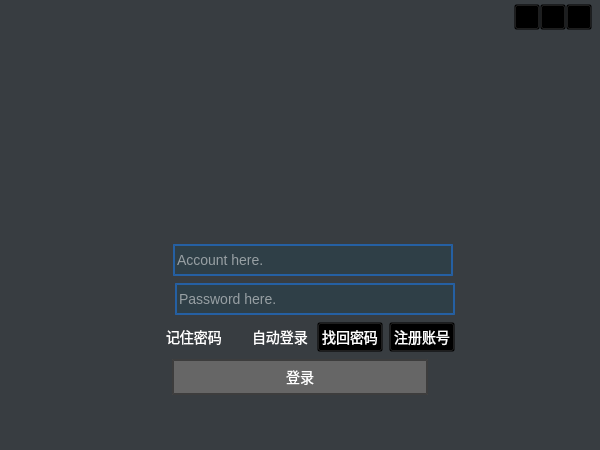
Qt form src/app/LiveLoginDialog.ui (ohto-ai/PostLive) before a commit.
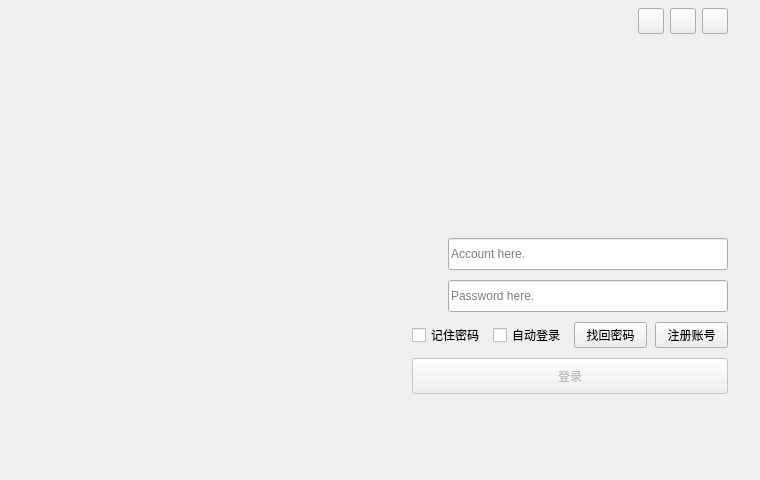
The same form after that commit. Icons and pictures are not drawn. Custom widgets are drawn as their Qt base class.

Commit message: feat: adopt PostLive.Re theme, login redesign and splash screen

Patch:
```diff
--- a/src/app/LiveLoginDialog.ui
+++ b/src/app/LiveLoginDialog.ui
@@ -6,20 +6,20 @@
    <rect>
     <x>0</x>
     <y>0</y>
-    <width>600</width>
-    <height>450</height>
+    <width>760</width>
+    <height>480</height>
    </rect>
   </property>
   <property name="minimumSize">
    <size>
-    <width>600</width>
-    <height>450</height>
+    <width>760</width>
+    <height>480</height>
    </size>
   </property>
   <property name="maximumSize">
    <size>
-    <width>600</width>
-    <height>450</height>
+    <width>760</width>
+    <height>480</height>
    </size>
   </property>
   <property name="focusPolicy">
@@ -35,172 +35,22 @@
    <iconset resource="LiveLoginDialog.qrc">
     <normaloff>:/LiveLoginDialog/res/live.ico</normaloff>:/LiveLoginDialog/res/live.ico</iconset>
   </property>
-  <widget class="QWidget" name="centralWidget" native="true">
-   <property name="geometry">
-    <rect>
-     <x>0</x>
-     <y>0</y>
-     <width>600</width>
-     <height>450</height>
-    </rect>
-   </property>
-   <property name="minimumSize">
-    <size>
-     <width>600</width>
-     <height>450</height>
-    </size>
-   </property>
-   <property name="maximumSize">
-    <size>
-     <width>600</width>
-     <height>450</height>
-    </size>
-   </property>
-   <property name="focusPolicy">
-    <enum>Qt::ClickFocus</enum>
-   </property>
    <property name="styleSheet">
-    <string notr="true">/* font */
-*
-{
-	font-family: &quot;Arial&quot;, &quot;Segoe UI&quot;, &quot;黑体&quot;, &quot;等线&quot;;
-	font-size: 14px;
-	font-weight: 400;
-	line-height: 20px;
-}
-/* background */
-QWidget#centralWidget
-{
-	background: rgba(36,41,46,0.9);
-	background-position: top;
-	background-image: url(:/LiveLoginDialog/res/login-background-600x180.png);
-	background-repeat: no-repeat;
-}
-
-QLabel#applicationIconLabel
-{
-	border-image: url(:/LiveLoginDialog/res/pilipili-title-210x50.png);
-}
-/* avatar */
-QLabel#avatarLabel
+   <string notr="true">QLabel#avatarLabel
 {
 	border-image: url(:/LiveLoginDialog/res/avatar-mask.png);
-	border-radius:60px;
-	min-width:  120px;
-    max-width:  120px;
-    min-height: 120px;
-    max-height: 120px;
-    border-width: 0 0 0 0;
+	min-width: 110px;
+	max-width: 110px;
+	min-height: 110px;
+	max-height: 110px;
 }
-
-/* button */
-.QPushButton, .QCheckBox, .QToolButton
+QLabel#loginMessageLabel
 {
-	color: white;
-	background-color: transparent;
-}
-/*RadioButton CheckButton*/
-QRadioButton::indicator::unchecked {
-	image: url(:/LiveLoginDialog/res/radiobutton-unchecked.png);
-}
-QRadioButton::indicator::checked { 
-	image: url(:/LiveLoginDialog/res/radiobutton-checked.png);
-}
-QCheckBox::indicator { 
-	width: 15px;
-	height: 30px;
-}
-QCheckBox::indicator::unchecked {	
-	image: url(:/LiveLoginDialog/res/checkbox_unchecked.png);
-}
-QCheckBox::indicator::checked { 
-	image: url(:/LiveLoginDialog/res/checkbox_checked.png);
-}
-
-.QCheckBox::indicator { 
-	width: 15px;
-	height: 15px;
-}
-.QCheckBox::indicator::unchecked {	
-	image: url(:/LiveLoginDialog/res/radiobutton-unchecked.png);
-}
-.QCheckBox::indicator::checked { 
-	image: url(:/LiveLoginDialog/res/radiobutton-checked.png);
-}
-.QPushButton:hover, .QCheckBox:hover
-{
-	color: yellow;
-}
-.QPushButton:pressed, .QCheckBox:pressed
-{
-	color: #FFCC66;
-}
-.QPushButton:focus, .QCheckBox:focus
-{
-	outline: none
-}
-/* login button */
-QPushButton#loginPushButton {
-  background: #0078d7;
-  border: 2px solid rgba(0,0,0,0.4)
-}
-QPushButton#loginPushButton:hover {
-  background: #1CA8FA;
-}
-QPushButton#loginPushButton:pressed {
-  background: #2A67FF;
-}
-QPushButton#loginPushButton:disabled {
-  background: #666;
-}
-/* account password */
-QLineEdit#passwordLineEdit, QLineEdit#accountLineEdit
-{
-	border: 2px solid rgba(27,128,255,0.5);
-	background: rgba(45,64,72,0.8);
-	color: white;
-    selection-background-color:green;
-}
-QLineEdit#passwordLineEdit:focus, QLineEdit#accountLineEdit:focus
-{
-	background: rgba(80,100,110,0.8);
-}
-/* tooltip */
-QToolTip
-{
-	color: yellow;
-	border: 2px solid #333;
-	background-color: black;
+	color: #FF7070;
+	background: transparent;
 }</string>
    </property>
-   <layout class="QVBoxLayout" name="centralLayout">
-    <property name="spacing">
-     <number>0</number>
-    </property>
-    <property name="leftMargin">
-     <number>1</number>
-    </property>
-    <property name="topMargin">
-     <number>1</number>
-    </property>
-    <property name="rightMargin">
-     <number>1</number>
-    </property>
-    <item>
-     <widget class="QWidget" name="titlebarWidget" native="true">
-      <property name="minimumSize">
-       <size>
-        <width>600</width>
-        <height>50</height>
-       </size>
-      </property>
-      <property name="maximumSize">
-       <size>
-        <width>600</width>
-        <height>50</height>
-       </size>
-      </property>
-      <layout class="QHBoxLayout" name="horizontalLayout">
+  <layout class="QHBoxLayout" name="centralLayout">
        <property name="spacing">
         <number>0</number>
        </property>
@@ -217,24 +67,50 @@
         <number>0</number>
        </property>
        <item>
-        <widget class="QLabel" name="applicationIconLabel">
+    <widget class="ImageLabel" name="gallery">
          <property name="minimumSize">
           <size>
-           <width>210</width>
-           <height>50</height>
+       <width>380</width>
+       <height>480</height>
           </size>
          </property>
          <property name="maximumSize">
           <size>
-           <width>210</width>
-           <height>50</height>
-          </size>
-         </property>
+       <width>380</width>
+       <height>480</height>
+      </size>
+     </property>
+     <property name="pixmap">
+      <pixmap resource="LiveLoginDialog.qrc">:/LiveLoginDialog/res/genshin.jpg</pixmap>
+     </property>
          <property name="scaledContents">
           <bool>false</bool>
          </property>
         </widget>
        </item>
+   <item>
+    <widget class="QWidget" name="form" native="true">
+     <layout class="QVBoxLayout" name="formLayout">
+      <property name="spacing">
+       <number>10</number>
+      </property>
+      <property name="leftMargin">
+       <number>32</number>
+      </property>
+      <property name="topMargin">
+       <number>8</number>
+      </property>
+      <property name="rightMargin">
+       <number>32</number>
+      </property>
+      <property name="bottomMargin">
+       <number>20</number>
+      </property>
+      <item>
+       <layout class="QHBoxLayout" name="titlebarLayout">
+        <property name="spacing">
+         <number>6</number>
+        </property>
        <item>
         <spacer name="titlebarHorizontalSpacer">
          <property name="orientation">
@@ -242,72 +118,12 @@
          </property>
          <property name="sizeHint" stdset="0">
           <size>
-           <width>303</width>
-           <height>17</height>
+            <width>40</width>
+            <height>20</height>
           </size>
          </property>
         </spacer>
        </item>
-       <item>
-        <widget class="QWidget" name="titleMenuVerticalLayoutWidget" native="true">
-         <property name="minimumSize">
-          <size>
-           <width>0</width>
-           <height>50</height>
-          </size>
-         </property>
-         <property name="maximumSize">
-          <size>
-           <width>16777215</width>
-           <height>50</height>
-          </size>
-         </property>
-         <layout class="QVBoxLayout" name="titleMenuVerticalLayout">
-          <property name="spacing">
-           <number>0</number>
-          </property>
-          <property name="leftMargin">
-           <number>0</number>
-          </property>
-          <property name="topMargin">
-           <number>0</number>
-          </property>
-          <property name="rightMargin">
-           <number>7</number>
-          </property>
-          <property name="bottomMargin">
-           <number>0</number>
-          </property>
-          <item>
-           <widget class="QWidget" name="titleMenuWidget" native="true">
-            <property name="minimumSize">
-             <size>
-              <width>80</width>
-              <height>32</height>
-             </size>
-            </property>
-            <property name="maximumSize">
-             <size>
-              <width>80</width>
-              <height>32</height>
-             </size>
-            </property>
-            <layout class="QHBoxLayout" name="titleMenuHorizontalLayout">
-             <property name="spacing">
-              <number>0</number>
-             </property>
-             <property name="leftMargin">
-              <number>0</number>
-             </property>
-             <property name="topMargin">
-              <number>0</number>
-             </property>
-             <property name="rightMargin">
-              <number>0</number>
-             </property>
-             <property name="bottomMargin">
-              <number>0</number>
-             </property>
              <item>
               <widget class="QToolButton" name="settingToolButton">
                <property name="minimumSize">
@@ -402,72 +218,31 @@
               </widget>
              </item>
             </layout>
-           </widget>
           </item>
           <item>
-           <spacer name="verticalSpacer">
-            <property name="orientation">
-             <enum>Qt::Vertical</enum>
-            </property>
-            <property name="sizeHint" stdset="0">
+       <widget class="ImageLabel" name="appLogo">
+        <property name="minimumSize">
              <size>
-              <width>20</width>
-              <height>40</height>
-             </size>
-            </property>
-           </spacer>
-          </item>
-         </layout>
-        </widget>
-       </item>
-      </layout>
-     </widget>
-    </item>
-    <item>
-     <spacer name="mainVerticalSpacer">
-      <property name="orientation">
-       <enum>Qt::Vertical</enum>
-      </property>
-      <property name="sizeType">
-       <enum>QSizePolicy::Fixed</enum>
-      </property>
-      <property name="sizeHint" stdset="0">
+          <width>0</width>
+          <height>64</height>
+         </size>
+        </property>
+        <property name="maximumSize">
        <size>
-        <width>6</width>
-        <height>66</height>
-       </size>
-      </property>
-     </spacer>
-    </item>
-    <item>
-     <layout class="QHBoxLayout" name="avatarBox">
-      <item>
-       <spacer name="avatarLeftHorizontalSpacer">
-        <property name="orientation">
-         <enum>Qt::Horizontal</enum>
+          <width>160</width>
+          <height>80</height>
+         </size>
+        </property>
+        <property name="pixmap">
+         <pixmap resource="LiveLoginDialog.qrc">:/LiveLoginDialog/res/LIVE.png</pixmap>
         </property>
-        <property name="sizeHint" stdset="0">
-         <size>
-          <width>40</width>
-          <height>20</height>
-         </size>
+        <property name="margin">
+         <number>4</number>
         </property>
-       </spacer>
+       </widget>
       </item>
       <item>
        <widget class="QLabel" name="avatarLabel">
-        <property name="minimumSize">
-         <size>
-          <width>120</width>
-          <height>120</height>
-         </size>
-        </property>
-        <property name="maximumSize">
-         <size>
-          <width>120</width>
-          <height>120</height>
-         </size>
-        </property>
         <property name="text">
          <string/>
         </property>
@@ -477,82 +252,22 @@
        </widget>
       </item>
       <item>
-       <spacer name="avatarRightHorizontalSpacer">
-        <property name="orientation">
-         <enum>Qt::Horizontal</enum>
-        </property>
-        <property name="sizeHint" stdset="0">
-         <size>
-          <width>40</width>
-          <height>20</height>
-         </size>
-        </property>
-       </spacer>
-      </item>
-     </layout>
-    </item>
-    <item>
-     <layout class="QHBoxLayout" name="formHorizontalLayout">
-      <item>
-       <spacer name="formLeftHorizontalSpacer">
-        <property name="orientation">
-         <enum>Qt::Horizontal</enum>
-        </property>
-        <property name="sizeHint" stdset="0">
-         <size>
-          <width>40</width>
-          <height>20</height>
-         </size>
-        </property>
-       </spacer>
-      </item>
-      <item>
-       <widget class="QWidget" name="formContextWidget" native="true">
-        <property name="minimumSize">
-         <size>
-          <width>0</width>
-          <height>122</height>
-         </size>
-        </property>
-        <property name="maximumSize">
-         <size>
-          <width>340</width>
-          <height>122</height>
-         </size>
-        </property>
-        <layout class="QVBoxLayout" name="verticalLayout">
+       <layout class="QHBoxLayout" name="accountLayout">
          <property name="spacing">
-          <number>0</number>
-         </property>
-         <property name="leftMargin">
-          <number>0</number>
-         </property>
-         <property name="topMargin">
-          <number>0</number>
-         </property>
-         <property name="rightMargin">
-          <number>0</number>
-         </property>
-         <property name="bottomMargin">
-          <number>0</number>
-         </property>
+         <number>10</number>
+        </property>
          <item>
-          <layout class="QHBoxLayout" name="accountHorizontalLayout">
-           <property name="spacing">
-            <number>0</number>
-           </property>
-           <item>
-            <widget class="QLabel" name="accountLabel">
+         <widget class="QLabel" name="accountIconLabel">
              <property name="minimumSize">
               <size>
-               <width>24</width>
-               <height>24</height>
+            <width>26</width>
+            <height>26</height>
               </size>
              </property>
              <property name="maximumSize">
               <size>
-               <width>24</width>
-               <height>24</height>
+            <width>26</width>
+            <height>26</height>
               </size>
              </property>
              <property name="text">
@@ -570,13 +285,13 @@
             <widget class="QLineEdit" name="accountLineEdit">
              <property name="minimumSize">
               <size>
-               <width>280</width>
+            <width>0</width>
                <height>32</height>
               </size>
              </property>
              <property name="maximumSize">
               <size>
-               <width>280</width>
+            <width>16777215</width>
                <height>32</height>
               </size>
              </property>
@@ -586,27 +301,27 @@
              <property name="placeholderText">
               <string>Account here.</string>
              </property>
-             <property name="editable" stdset="0">
-              <bool>true</bool>
-             </property>
             </widget>
            </item>
           </layout>
          </item>
          <item>
-          <layout class="QHBoxLayout" name="passwordHorizontalLayout">
+       <layout class="QHBoxLayout" name="passwordLayout">
+        <property name="spacing">
+         <number>10</number>
+        </property>
            <item>
             <widget class="QLabel" name="passwordLabel">
              <property name="minimumSize">
               <size>
-               <width>24</width>
-               <height>24</height>
+            <width>26</width>
+            <height>26</height>
               </size>
              </property>
              <property name="maximumSize">
               <size>
-               <width>24</width>
-               <height>24</height>
+            <width>26</width>
+            <height>26</height>
               </size>
              </property>
              <property name="text">
@@ -624,13 +339,13 @@
             <widget class="PasswordEdit" name="passwordLineEdit">
              <property name="minimumSize">
               <size>
-               <width>280</width>
+            <width>0</width>
                <height>32</height>
               </size>
              </property>
              <property name="maximumSize">
               <size>
-               <width>280</width>
+            <width>16777215</width>
                <height>32</height>
               </size>
              </property>
@@ -648,15 +363,12 @@
           </layout>
          </item>
          <item>
-          <layout class="QHBoxLayout" name="buttonSheetHorizontalLayout">
+       <layout class="QHBoxLayout" name="optionsLayout">
+        <property name="spacing">
+         <number>8</number>
+        </property>
            <item>
             <widget class="QCheckBox" name="rememberPasswordCheckBox">
-             <property name="minimumSize">
-              <size>
-               <width>80</width>
-               <height>0</height>
-              </size>
-             </property>
              <property name="focusPolicy">
               <enum>Qt::NoFocus</enum>
              </property>
@@ -667,12 +379,6 @@
            </item>
            <item>
             <widget class="QCheckBox" name="autoLoginCheckBox">
-             <property name="minimumSize">
-              <size>
-               <width>80</width>
-               <height>0</height>
-              </size>
-             </property>
              <property name="focusPolicy">
               <enum>Qt::NoFocus</enum>
              </property>
@@ -683,12 +389,6 @@
            </item>
            <item>
             <widget class="QPushButton" name="forgetPasswordPushButton">
-             <property name="minimumSize">
-              <size>
-               <width>60</width>
-               <height>0</height>
-              </size>
-             </property>
              <property name="focusPolicy">
               <enum>Qt::NoFocus</enum>
              </property>
@@ -699,12 +399,6 @@
            </item>
            <item>
             <widget class="QPushButton" name="registerPushButton">
-             <property name="minimumSize">
-              <size>
-               <width>60</width>
-               <height>0</height>
-              </size>
-             </property>
              <property name="focusPolicy">
               <enum>Qt::NoFocus</enum>
              </property>
@@ -715,39 +409,6 @@
            </item>
           </layout>
          </item>
-        </layout>
-       </widget>
-      </item>
-      <item>
-       <spacer name="formRightHorizontalSpacer">
-        <property name="orientation">
-         <enum>Qt::Horizontal</enum>
-        </property>
-        <property name="sizeHint" stdset="0">
-         <size>
-          <width>40</width>
-          <height>20</height>
-         </size>
-        </property>
-       </spacer>
-      </item>
-     </layout>
-    </item>
-    <item>
-     <layout class="QHBoxLayout" name="loginHorizontalLayout">
-      <item>
-       <spacer name="loginLeftHorizontalSpacer">
-        <property name="orientation">
-         <enum>Qt::Horizontal</enum>
-        </property>
-        <property name="sizeHint" stdset="0">
-         <size>
-          <width>40</width>
-          <height>20</height>
-         </size>
-        </property>
-       </spacer>
-      </item>
       <item>
        <widget class="QPushButton" name="loginPushButton">
         <property name="enabled">
@@ -755,13 +416,13 @@
         </property>
         <property name="minimumSize">
          <size>
-          <width>256</width>
+          <width>0</width>
           <height>36</height>
          </size>
         </property>
         <property name="maximumSize">
          <size>
-          <width>256</width>
+          <width>16777215</width>
           <height>36</height>
          </size>
         </property>
@@ -780,21 +441,6 @@
        </widget>
       </item>
       <item>
-       <spacer name="loginRightHorizontalSpacer">
-        <property name="orientation">
-         <enum>Qt::Horizontal</enum>
-        </property>
-        <property name="sizeHint" stdset="0">
-         <size>
-          <width>40</width>
-          <height>20</height>
-         </size>
-        </property>
-       </spacer>
-      </item>
-     </layout>
-    </item>
-    <item>
      <widget class="QLabel" name="loginMessageLabel">
       <property name="minimumSize">
        <size>
@@ -802,12 +448,6 @@
         <height>20</height>
        </size>
       </property>
-      <property name="styleSheet">
-       <string notr="true">color: #FF7070; background: transparent;</string>
-      </property>
-      <property name="text">
-       <string/>
-      </property>
       <property name="alignment">
        <set>Qt::AlignCenter</set>
       </property>
@@ -816,8 +456,23 @@
       </property>
      </widget>
     </item>
-   </layout>
-  </widget>
+      <item>
+       <spacer name="formBottomSpacer">
+        <property name="orientation">
+         <enum>Qt::Vertical</enum>
+        </property>
+        <property name="sizeHint" stdset="0">
+         <size>
+          <width>20</width>
+          <height>24</height>
+         </size>
+        </property>
+       </spacer>
+      </item>
+     </layout>
+    </widget>
+   </item>
+  </layout>
  </widget>
  <layoutdefault spacing="6" margin="11"/>
  <customwidgets>
@@ -826,6 +481,11 @@
    <extends>QLineEdit</extends>
    <header>PasswordEdit.h</header>
   </customwidget>
+  <customwidget>
+   <class>ImageLabel</class>
+   <extends>QLabel</extends>
+   <header>ImageLabel.h</header>
+  </customwidget>
  </customwidgets>
  <tabstops>
   <tabstop>loginPushButton</tabstop>
```
Left out of the diff: 16 changed lines with no effect on the pictures. Lines whose indentation alone changed are shown as unchanged. The commit also changes 14 other files.
